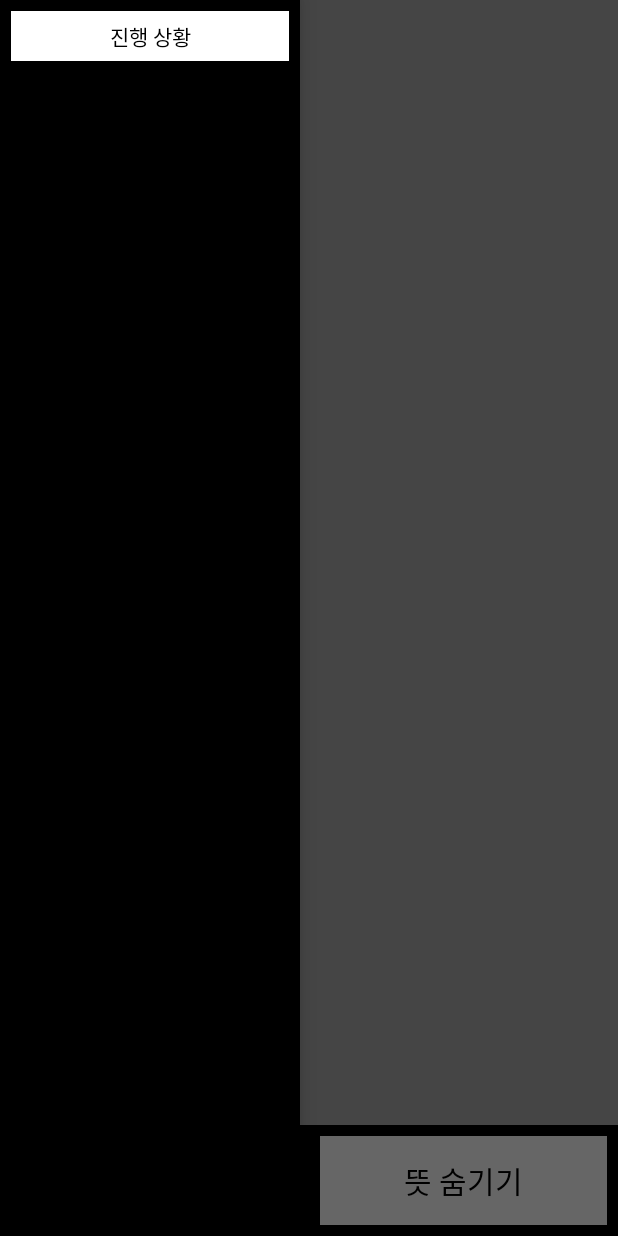
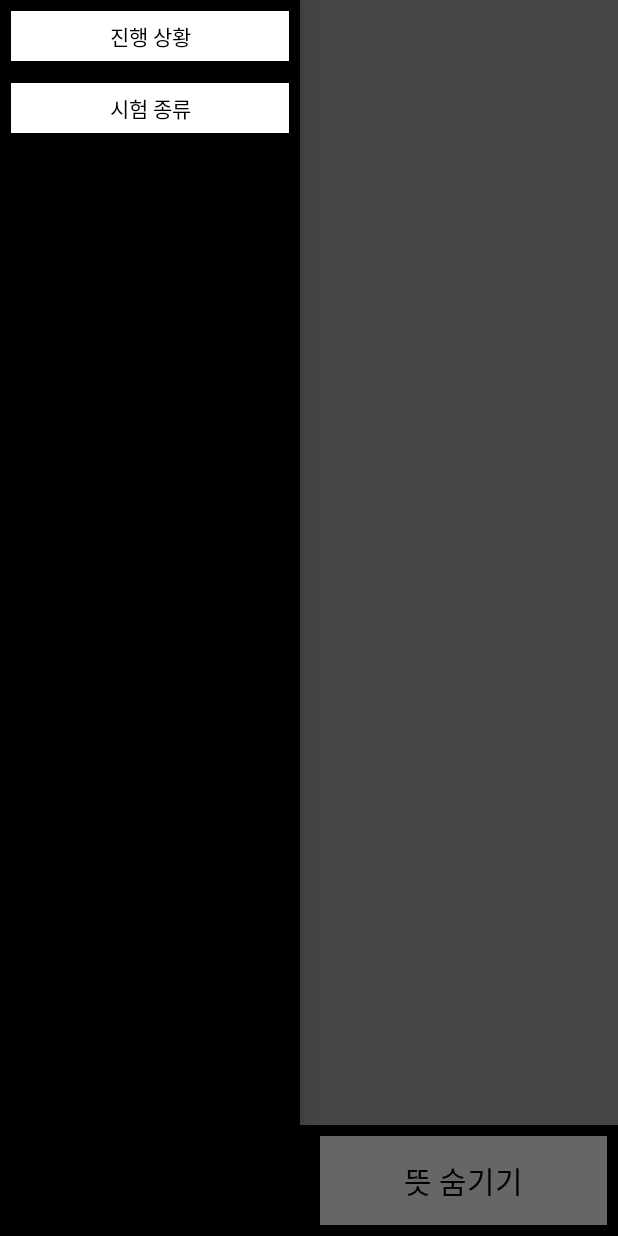
Before and after one commit to ImUB/VocaApp, an Android app: the screen it shows after launch (MainActivity), after a tap on "Reference", on a phone screen of 412 x 824 dp. Run offline under Robolectric (Android 15) with nearby library versions, the phone set to English and light mode, and no system bars; 1 statement that could not run was skipped.

Commit message:
파일 데이터 -> DB로 옮기기 전 작업

```diff
--- a/app/src/main/java/com/im_yubi/englsihword/MainActivity.java
+++ b/app/src/main/java/com/im_yubi/englsihword/MainActivity.java
@@ -25,38 +25,31 @@ public class
 MainActivity extends AppCompatActivity implements View.OnTouchListener {
 
     public static int word = 0;
+    public static int randomword = 0;
     public static ArrayList<Integer> WordList = new ArrayList<>();
     public static String[][] EnglishWord = new String[5000][3];
     public static int preword = 0;
     private boolean test_btn = true;
+    View v_progress;
+
 
     @Override
     protected void onCreate(Bundle savedInstanceState) {
         super.onCreate(savedInstanceState);
         setContentView(R.layout.activity_main);
-
-
-        final View v_progress = findViewById(R.id.progress);
+        v_progress = findViewById(R.id.progress);
         v_progress.setVisibility(View.GONE);
         DrawerLayout drawer = findViewById(R.id.drawer);
         drawer.setDrawerLockMode(DrawerLayout.LOCK_MODE_LOCKED_CLOSED);
-        findViewById(R.id.button).setOnClickListener(myClick);
+        findViewById(R.id.b_class).setOnClickListener(myClick);
         findViewById(R.id.button2).setOnClickListener(myClick);
         findViewById(R.id.button4).setOnClickListener(myClick);
+        findViewById(R.id.button).setOnClickListener(myClick);
         findViewById(R.id.content).setOnTouchListener( this );
-
-        Button b_progress = findViewById(R.id.b_progress);
-
-        b_progress.setOnClickListener(v -> {
-            if (v.getId() == R.id.b_progress) {
-                if(v_progress.getVisibility() == View.GONE)
-                    v_progress.setVisibility(View.VISIBLE);
-                else
-                    v_progress.setVisibility(View.GONE);
-            }
-        });
+        findViewById(R.id.b_progress).setOnClickListener(myClick);
 
         readtxt();
+        randomword();
         nextword();
     }
 
@@ -64,7 +57,7 @@ MainActivity extends AppCompatActivity implements View.OnTouchListener {
     Button.OnClickListener myClick = v -> {
         DrawerLayout drawer = findViewById(R.id.drawer);
 
-        if( v.getId() == R.id.button)
+        if( v.getId() == R.id.b_class)
             startActivity(new Intent(MainActivity.this, DifficultlyActivity.class));
         if( v.getId() == R.id.button2){
             if( test_btn) {
@@ -83,6 +76,24 @@ MainActivity extends AppCompatActivity implements View.OnTouchListener {
 
             }
         }
+        if ( v.getId() == R.id.button) {
+            EnglishWord[randomword][2] = String.valueOf(101);
+            knownword();
+            Toast myToast = Toast.makeText(this.getApplicationContext(), "암기 완료", Toast.LENGTH_SHORT);
+            myToast.show();
+        }
+        if ( v.getId() == R.id.b_progress) {
+            if (v_progress.getVisibility() == View.GONE) {
+                v_progress.setVisibility(View.VISIBLE);
+                int wordsize = wordsize();
+
+                String wordsize1 = Integer.toString(wordsize);
+
+                TextView t1 = findViewById(R.id.entire);
+                t1.setText(wordsize1);
+            } else
+                v_progress.setVisibility(View.GONE);
+        }
     }; // 버튼 클릭 이벤트 구현
 
     @Override
@@ -95,8 +106,10 @@ MainActivity extends AppCompatActivity implements View.OnTouchListener {
             float x = ev.getX();
 
             if ( ev.getActionMasked() == MotionEvent.ACTION_DOWN ) {
-                if ( width / 2 < x)
+                if ( width / 2 < x) {
+                    randomword();
                     nextword();
+                }
                 else
                     preword();
             }
@@ -120,6 +133,7 @@ MainActivity extends AppCompatActivity implements View.OnTouchListener {
                     tmp = string.split(":");
                     if ( tmp.length != 1) {
                         System.arraycopy(tmp, 0, EnglishWord[i], 0, 2);
+                        EnglishWord[i][2] = String.valueOf(101);
                     } else {
                         Log.v("read", "에러 :" + i + "번째입니다.");
                     }
@@ -133,19 +147,14 @@ MainActivity extends AppCompatActivity implements View.OnTouchListener {
         }
     } // 파일 내용 한줄씩 불러와서 EnglishWord변수에 저장
 
-    public int randomword() {
-        Random random = new Random();
-        return random.nextInt(4067);
-    }
 
     public void nextword() {
-        word = randomword();
+        word = randomword;
         preword = 1;
         TextView tv = findViewById(R.id.textView);
         TextView tv2 = findViewById(R.id.textView2);
         tv.setText(EnglishWord[word][0]);
         tv2.setText(EnglishWord[word][1]);
-        EnglishWord[word][2] = String.valueOf(1);
         WordList.add(0, word);
     }
 
@@ -162,4 +171,34 @@ MainActivity extends AppCompatActivity implements View.OnTouchListener {
             myToast.show();
         preword++;
     }
+
+    public int wordsize() {
+        int wordsize = 0;
+        for (int i = 0; i < EnglishWord.length; i++){
+            if (EnglishWord[i][0] == null) {
+                wordsize = i;
+                break;
+            }
+        }
+        return wordsize;
+    }
+
+    public void knownword() {
+        int known = 0;
+        int wordsize = wordsize();
+        for (int i=0; i < wordsize; i++) {
+            if (EnglishWord[i][2].equals("101")) {
+                known++; // "101"을 파일에 직접 입력해야함..... 안그러면 소용없음
+            }
+        }
+    }
+
+    public void randomword() {
+        int n_random = wordsize();
+        Random random = new Random();
+
+        randomword = random.nextInt(n_random);
+    }
+
+
 }
--- a/app/src/main/res/layout/activity_main.xml
+++ b/app/src/main/res/layout/activity_main.xml
@@ -63,7 +63,7 @@
                     android:layout_weight="5"
                     android:background="@drawable/btn_style_main"
                     android:textColor="@android:color/black"
-                    android:text="@string/Level"
+                    android:text="@string/known_word"
                     android:textSize="20sp"
                     tools:ignore="ButtonStyle,NestedWeights" />
                 <Button
@@ -93,10 +93,17 @@
                     android:id="@+id/b_progress"
                     android:layout_width="200dp"
                     android:layout_height="wrap_content"
-                    android:text="진행 상황"
+                    android:text="@string/progress"
                     android:textColor="@android:color/black"
                     android:background="@drawable/btn_style_main"/>
                 <include layout="@layout/activity_progress" android:id="@+id/progress"/>
+                <Button
+                    android:id="@+id/b_class"
+                    android:layout_width="200dp"
+                    android:layout_height="wrap_content"
+                    android:text="@string/Level"
+                    android:textColor="@android:color/black"
+                    android:background="@drawable/btn_style_main"/>
             </LinearLayout>
         </ScrollView>
         </android.support.v4.widget.DrawerLayout>
--- a/app/src/main/res/values/strings.xml
+++ b/app/src/main/res/values/strings.xml
@@ -11,4 +11,5 @@
     <string name="high">공무원 영단어</string>
     <string name="back">돌 아 가 기</string>
     <string name="known_word">암기 완료</string>
+    <string name="progress">진행 상황</string>
 </resources>
--- a/build.gradle
+++ b/build.gradle
@@ -4,10 +4,9 @@ buildscript {
 
     repositories {
         google()
-        jcenter()
     }
     dependencies {
-        classpath 'com.android.tools.build:gradle:7.0.0'
+        classpath 'com.android.tools.build:gradle:7.0.2'
 
 
         // NOTE: Do not place your application dependencies here; they belong
@@ -18,7 +17,6 @@ buildscript {
 allprojects {
     repositories {
         google()
-        jcenter()
     }
 }
 
```
Also changed, not shown: 1 other file.
